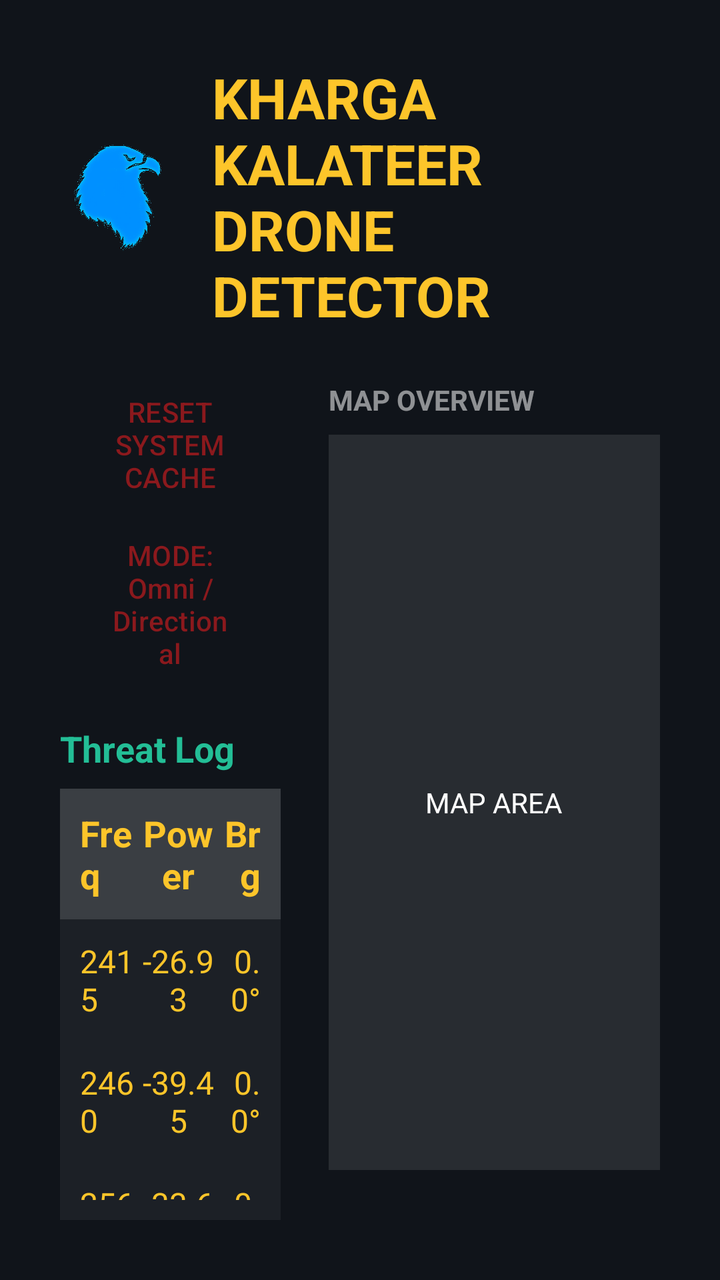
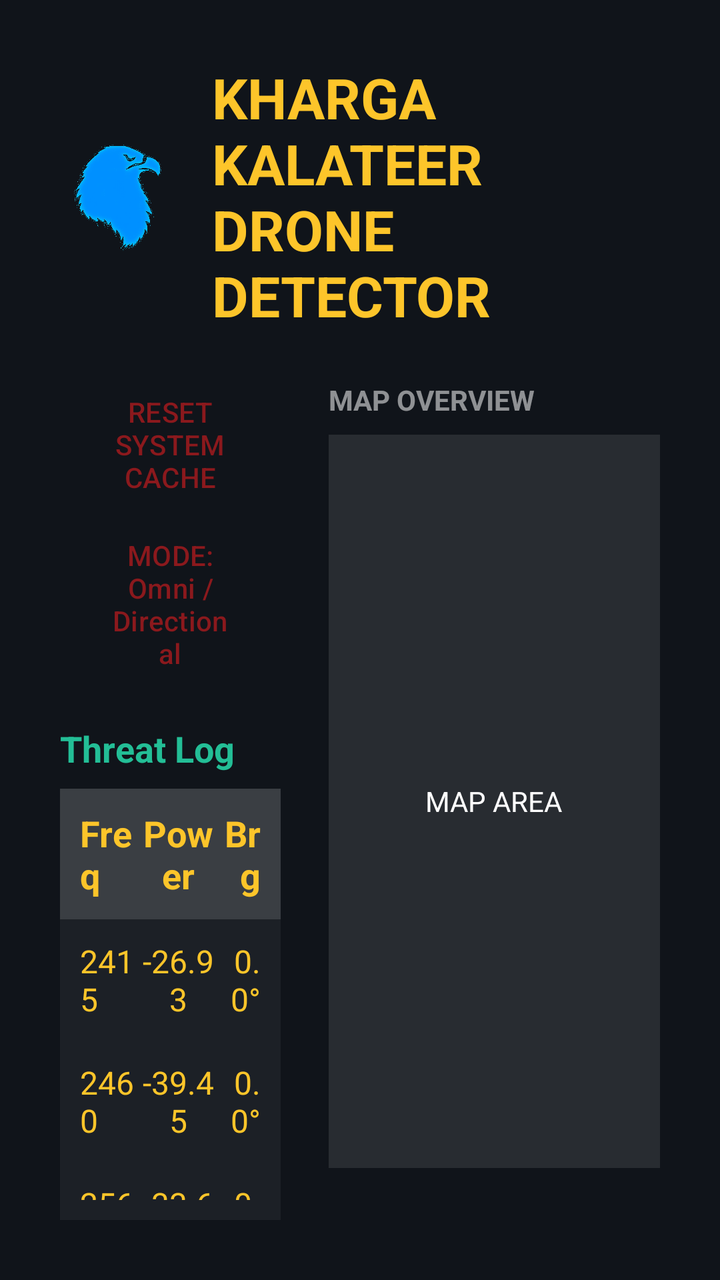

An Android layout rendered at two revisions. The XML below is the earlier revision; the diff shows what the commit changed to produce the second picture.
<!-- AndroidManifest.xml: application theme Theme.DroneDetector -->
<!-- res/layout/activity_main.xml -->
<?xml version="1.0" encoding="utf-8"?>
<LinearLayout
    xmlns:android="http://schemas.android.com/apk/res/android"
    android:id="@+id/main"
    android:layout_width="match_parent"
    android:layout_height="match_parent"
    android:background="@color/dark_background"
    android:orientation="vertical"
    android:padding="30dp">

    <LinearLayout
        android:layout_width="match_parent"
        android:layout_height="wrap_content"
        android:gravity="center_vertical"
        android:orientation="horizontal"
        android:paddingBottom="24dp">

        <ImageView
            android:layout_width="60dp"
            android:layout_height="60dp"
            android:src="@drawable/eagle" />

        <TextView
            android:layout_width="wrap_content"
            android:layout_height="wrap_content"
            android:layout_marginStart="16dp"
            android:text="KHARGA KALATEER DRONE DETECTOR"
            android:textColor="@color/primary_yellow"
            android:textSize="28sp"
            android:textStyle="bold" />
    </LinearLayout>

    <LinearLayout
        android:layout_width="match_parent"
        android:layout_height="0dp"
        android:layout_weight="1"
        android:orientation="horizontal">

        <LinearLayout
            android:layout_width="0dp"
            android:layout_height="match_parent"
            android:layout_weight="0.4"
            android:orientation="vertical">

            <Button
                android:layout_width="match_parent"
                android:layout_height="wrap_content"
                android:layout_marginBottom="8dp"
                android:backgroundTint="@color/dark_background"
                android:text="RESET SYSTEM CACHE"
                android:textColor="@color/border_red"
                android:textSize="14sp"
                style="@style/Widget.Material3.Button.OutlinedButton" />

            <Button
                android:layout_width="match_parent"
                android:layout_height="wrap_content"
                android:backgroundTint="@color/dark_background"
                android:text="MODE: Omni / Directional"
                android:textColor="@color/border_red"
                android:textSize="14sp"
                style="@style/Widget.Material3.Button.OutlinedButton" />

            <TextView
                android:layout_width="wrap_content"
                android:layout_height="wrap_content"
                android:layout_marginTop="20dp"
                android:text="Threat Log"
                android:textColor="@color/accent_green"
                android:textSize="18sp"
                android:textStyle="bold" />

            <TableLayout
                android:layout_width="match_parent"
                android:layout_height="wrap_content"
                android:layout_marginTop="8dp"
                android:shrinkColumns="*"
                android:stretchColumns="*"
                android:background="#0DFFFFFF">

                <TableRow
                    android:padding="10dp"
                    android:background="#22FFFFFF">
                    <TextView android:text="Freq" android:textColor="@color/primary_yellow" android:textStyle="bold" android:textSize="18sp" android:layout_weight="1" />
                    <TextView android:text="Power" android:textColor="@color/primary_yellow" android:textStyle="bold" android:textSize="18sp" android:gravity="center" android:layout_weight="1" />
                    <TextView android:text="Brg" android:textColor="@color/primary_yellow" android:textStyle="bold" android:textSize="18sp" android:gravity="end" android:layout_weight="1" />
                </TableRow>

                <TableRow android:padding="10dp">
                    <TextView android:text="2415" android:textColor="@color/primary_yellow" android:textSize="16sp" android:layout_weight="1" />
                    <TextView android:text="-26.93" android:textColor="@color/primary_yellow" android:textSize="16sp" android:gravity="center" android:layout_weight="1" />
                    <TextView android:text="0.0°" android:textColor="@color/primary_yellow" android:textSize="16sp" android:gravity="end" android:layout_weight="1" />
                </TableRow>

                <TableRow android:padding="10dp">
                    <TextView android:text="2460" android:textColor="@color/primary_yellow" android:textSize="16sp" android:layout_weight="1" />
                    <TextView android:text="-39.45" android:textColor="@color/primary_yellow" android:textSize="16sp" android:gravity="center" android:layout_weight="1" />
                    <TextView android:text="0.0°" android:textColor="@color/primary_yellow" android:textSize="16sp" android:gravity="end" android:layout_weight="1" />
                </TableRow>

                <TableRow android:padding="10dp">
                    <TextView android:text="2560" android:textColor="@color/primary_yellow" android:textSize="16sp" android:layout_weight="1" />
                    <TextView android:text="-33.64" android:textColor="@color/primary_yellow" android:textSize="16sp" android:gravity="center" android:layout_weight="1" />
                    <TextView android:text="0.0°" android:textColor="@color/primary_yellow" android:textSize="16sp" android:gravity="end" android:layout_weight="1" />
                </TableRow>
            </TableLayout>

            <TextView
                android:layout_width="wrap_content"
                android:layout_height="wrap_content"
                android:layout_marginTop="20dp"
                android:text="Spectrum Analyzer"
                android:textColor="@color/primary_yellow"
                android:textSize="16sp" />

            <View
                android:layout_width="match_parent"
                android:layout_height="100dp"
                android:layout_marginTop="8dp"
                android:background="#1AFFFFFF" />
        </LinearLayout>

        <View
            android:layout_width="24dp"
            android:layout_height="match_parent" />

        <LinearLayout
            android:layout_width="0dp"
            android:layout_height="match_parent"
            android:layout_weight="0.6"
            android:orientation="vertical">

            <TextView
                android:layout_width="wrap_content"
                android:layout_height="wrap_content"
                android:text="MAP OVERVIEW"
                android:textColor="#88FFFFFF"
                android:textSize="14sp"
                android:textStyle="bold"
                android:paddingBottom="8dp" />

            <FrameLayout
                android:id="@+id/mapContainer"
                android:layout_width="match_parent"
                android:layout_height="match_parent"
                android:layout_marginBottom="25dp"
                android:background="#1AFFFFFF">

                <TextView
                    android:layout_width="wrap_content"
                    android:layout_height="wrap_content"
                    android:layout_gravity="center"
                    android:text="MAP AREA"
                    android:textColor="#FFFFFF" />
            </FrameLayout>
        </LinearLayout>

    </LinearLayout>

</LinearLayout>
<!-- resources referenced by this layout -->
<resources>
  <color name="accent_green">#23BE96</color>
  <color name="border_red">#8B191D</color>
  <color name="dark_background">#10141A</color>
  <color name="primary_yellow">#FDC52A</color>
  <!-- drawable eagle: png bitmap (drawable, 258037 bytes) -->
  <style name="Theme.DroneDetector" parent="Base.Theme.DroneDetector" />
  <style name="Base.Theme.DroneDetector" parent="Theme.Material3.DayNight.NoActionBar">
  
          <item name="android:windowBackground">@color/dark_background</item>
          
          
      </style>
</resources>

<!-- the commit's change to res/layout/activity_main.xml (unified diff, before → after) -->
@@ -143,7 +143,7 @@
                 android:id="@+id/mapContainer"
                 android:layout_width="match_parent"
                 android:layout_height="match_parent"
-                android:layout_marginBottom="25dp"
+                android:layout_marginBottom="26dp"
                 android:background="#1AFFFFFF">
 
                 <TextView
